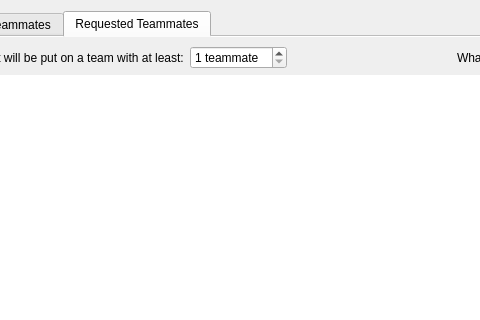
This is dialogs/teammatesRulesDialog.ui in gruepr/gruepr as Qt 5 draws it before an edit; both pictures show x 230 to 710 and y 0 to 320 of the 886 by 724 pixel window. The edited form follows.
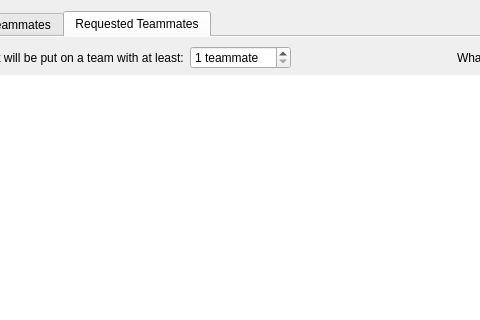
This is the edited form. The open tabs and pages were chosen to show the change. Icons and pictures are not drawn. Custom widgets are drawn as their Qt base class.

The edit to the form file:
```diff
--- a/dialogs/teammatesRulesDialog.ui
+++ b/dialogs/teammatesRulesDialog.ui
@@ -462,7 +462,7 @@
          <item alignment="Qt::AlignLeft">
           <widget class="QSpinBox" name="requested_numRequestsSpinBox">
            <property name="suffix">
-            <string> teammate</string>
+            <string> teammate </string>
            </property>
            <property name="minimum">
             <number>1</number>
```
Left out of the diff: 12 changed lines with no effect on the pictures.
